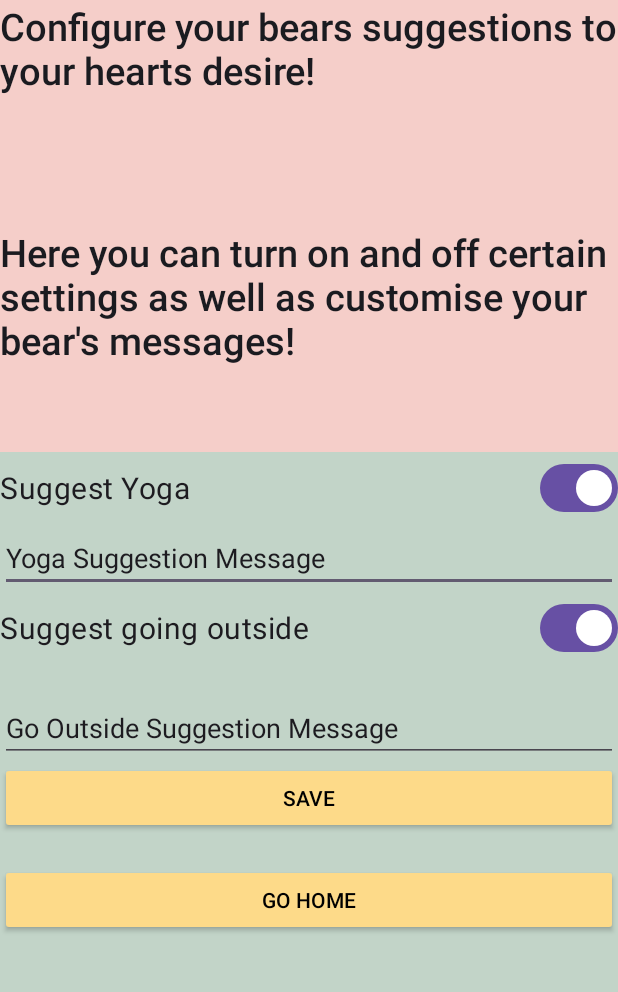
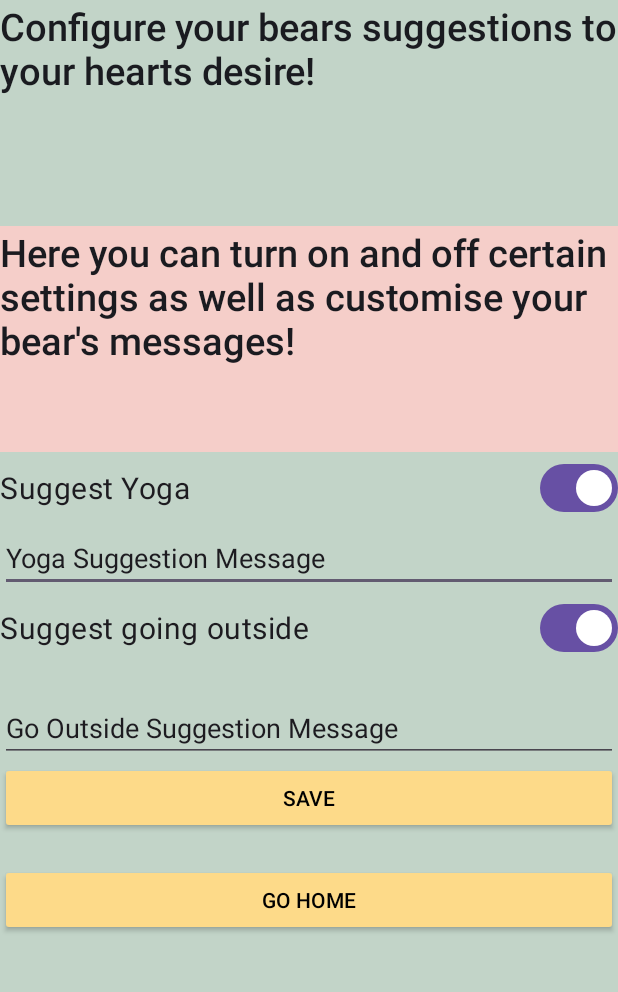
Before and after one commit to MattF23/CheerMum, an Android app built with Jetpack Compose: the screen it shows after launch (SuggestionConfigActivity), after a tap on "SUGGESTION SETTINGS", on a phone screen of 412 x 824 dp, the part 225-1217 px from its top. Run offline under Robolectric (Android 15) with nearby library versions, the phone set to English and light mode, and no system bars.

Commit message:
Streamlined the settings configuration. Also fixed the logo.

```diff
--- a/app/src/main/java/com/example/cheermum/SuggestionConfigActivity.kt
+++ b/app/src/main/java/com/example/cheermum/SuggestionConfigActivity.kt
@@ -29,28 +29,26 @@ class SuggestionConfigActivity : ComponentActivity(){
         //val state: String? = Environment.getExternalStorageState()
         val yogaMessage: EditText = findViewById(R.id.yoga_message)
         val outsideMessage: EditText = findViewById(R.id.outside_message)
-        var settingsSwitches = JSONObject(mapOf("yoga_suggestion" to true, "outside_suggestion" to true))
-        var settingsText = JSONObject(mapOf("yoga_message" to yogaMessage.text.toString(), "outside_message" to outsideMessage.text.toString()))
+        //Default settings
+        var settings = JSONObject(mapOf("yoga_suggestion" to true, "outside_suggestion" to true,
+            "yoga_message" to yogaMessage.text.toString(), "outside_message" to outsideMessage.text.toString()))
 
         //Programmatically set values of switches and text when app is first launched
-        val file = File(filesDir, "settingsSwitches.json")
-        val fileText = File(filesDir, "settingsText.json")
-        if(!file.exists() || !fileText.exists()){
-            save(settingsSwitches, settingsText, yogaMessage.text.toString(), outsideMessage.text.toString())
+        val file = File(filesDir, "settings.json")
+        if(!file.exists()){
+            save(settings,yogaMessage.text.toString(), outsideMessage.text.toString())
         }
-        settingsSwitches = JSONObject(file.inputStream().readBytes().toString(Charsets.UTF_8))
-        settingsText = JSONObject(File(filesDir, "settingsText.json").inputStream().readBytes().toString(Charsets.UTF_8))
+        settings = JSONObject(file.inputStream().readBytes().toString(Charsets.UTF_8))
 
         //Text
-        yogaMessage.setText(settingsText.getString("yoga_message"))
-        outsideMessage.setText(settingsText.getString("outside_message"))
+        yogaMessage.setText(settings.getString("yoga_message"))
+        outsideMessage.setText(settings.getString("outside_message"))
 
         //switches
         val yogaSwitch = findViewById<MaterialSwitch>(R.id.switch_yoga)
         val outsideSwitch = findViewById<MaterialSwitch>(R.id.switch_outside)
-        yogaSwitch.isChecked = settingsSwitches.getBoolean("yoga_suggestion")
-        outsideSwitch.isChecked = settingsSwitches.getBoolean("outside_suggestion")
-
+        yogaSwitch.isChecked = settings.getBoolean("yoga_suggestion")
+        outsideSwitch.isChecked = settings.getBoolean("outside_suggestion")
 
         yogaSwitch.setOnCheckedChangeListener { _, isChecked ->
             suggestYogaValue = isChecked
@@ -61,7 +59,7 @@ class SuggestionConfigActivity : ComponentActivity(){
 
         //Submit settings button
         findViewById<Button>(R.id.Save).setOnClickListener {
-            save(settingsSwitches, settingsText, yogaMessage.text.toString(), outsideMessage.text.toString())
+            save(settings,yogaMessage.text.toString(), outsideMessage.text.toString())
         }
 
         //Go home button
@@ -69,17 +67,14 @@ class SuggestionConfigActivity : ComponentActivity(){
             finish()
         }
     }
-    fun save(settingsSwitches: JSONObject, settingsText: JSONObject, yogaMessage: String, outsideMessage: String){
-        settingsSwitches.put("yoga_suggestion", suggestYogaValue)
-        settingsSwitches.put("outside_suggestion", suggestOutsideValue)
+    fun save(settings: JSONObject, yogaMessage: String, outsideMessage: String){
+        settings.put("yoga_suggestion", suggestYogaValue)
+        settings.put("outside_suggestion", suggestOutsideValue)
 
-        settingsText.put("yoga_message", yogaMessage)
-        settingsText.put("outside_message", outsideMessage)
+        settings.put("yoga_message", yogaMessage)
+        settings.put("outside_message", outsideMessage)
 
-        var file = File(filesDir, "settingsSwitches.json")
-        file.writeText(settingsSwitches.toString())
-
-        file = File(filesDir, "settingsText.json")
-        file.writeText(settingsText.toString())
+        val file = File(filesDir, "settings.json")
+        file.writeText(settings.toString())
     }
 }
--- /dev/null
+++ b/app/src/main/java/com/example/cheermum/files/settings.json
@@ -0,0 +1 @@
+{"yoga_suggestion":  true, "outside_suggestion":  true, "yoga_message":  "Yoga is good for your mental health!", "outside_message":  "You should touch grass :)"}
--- a/app/src/main/res/layout/home.xml
+++ b/app/src/main/res/layout/home.xml
@@ -11,7 +11,6 @@
         android:layout_width="match_parent"
         android:layout_height="10dp"
         android:layout_weight="1"
-        android:background="@drawable/cheermum_logo_cropped"
         android:contentDescription="@string/Title_description"
         android:src="@drawable/cheermum_logo_cropped"
         app:srcCompat="@drawable/cheermum_logo_cropped" />
--- a/app/src/main/res/layout/suggestion_config.xml
+++ b/app/src/main/res/layout/suggestion_config.xml
@@ -21,7 +21,6 @@
         android:layout_width="wrap_content"
         android:layout_height="0dp"
         android:layout_weight="1"
-        android:background="@color/cheerMum_pink"
         android:text="@string/Suggestion_Welcome"
         android:textSize="25sp"
         android:textAppearance="@style/TextAppearance.Compat.Notification.Title"/>
--- a/app/src/main/res/layout/wifi_config.xml
+++ b/app/src/main/res/layout/wifi_config.xml
@@ -12,7 +12,6 @@
         android:layout_height="100dp"
         android:layout_marginTop="50dp"
         android:contentDescription="@string/Title_description"
-        android:background="@drawable/cheermum_logo_cropped"
         android:src="@drawable/cheermum_logo_cropped"
         app:srcCompat="@drawable/cheermum_logo_cropped" />
 
```
